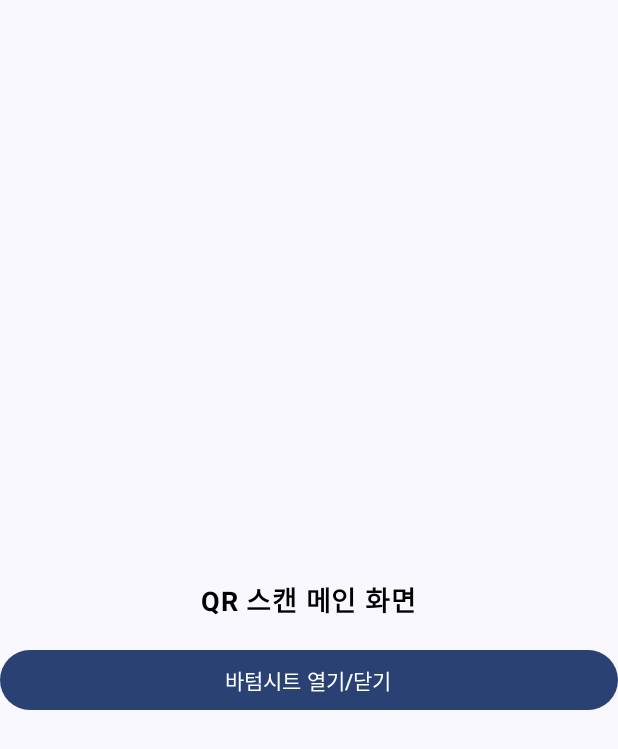
After one commit to isanghoony/Attendance_Android_2024, an Android app built with Jetpack Compose: the composable QrScanBottomSheet shown on its own in the app's theme, on a phone screen of 412 x 824 dp. The commit adds this screen. Shown: the top 749 px of the screen. Run offline under Robolectric (Android 15) with nearby library versions, the phone set to English and light mode, and no system bars; 5 statements that could not run were skipped.

Commit message:
modify bottom sheet

```diff
--- /dev/null
+++ b/app/src/main/java/com/ddd/attendance/ui/scanner/QrScanBottomSheet.kt
@@ -0,0 +1,119 @@
+package com.ddd.attendance.ui.scanner
+
+import androidx.compose.foundation.BorderStroke
+import androidx.compose.foundation.background
+import androidx.compose.foundation.layout.Arrangement
+import androidx.compose.foundation.layout.Column
+import androidx.compose.foundation.layout.Spacer
+import androidx.compose.foundation.layout.fillMaxSize
+import androidx.compose.foundation.layout.fillMaxWidth
+import androidx.compose.foundation.layout.height
+import androidx.compose.foundation.layout.padding
+import androidx.compose.foundation.shape.RoundedCornerShape
+import androidx.compose.material3.BottomSheetScaffold
+import androidx.compose.material3.BottomSheetScaffoldState
+import androidx.compose.material3.Button
+import androidx.compose.material3.Card
+import androidx.compose.material3.ExperimentalMaterial3Api
+import androidx.compose.material3.SheetValue
+import androidx.compose.material3.Text
+import androidx.compose.material3.rememberBottomSheetScaffoldState
+import androidx.compose.runtime.Composable
+import androidx.compose.runtime.rememberCoroutineScope
+import androidx.compose.ui.Alignment
+import androidx.compose.ui.Modifier
+import androidx.compose.ui.graphics.Color
+import androidx.compose.ui.text.font.FontWeight
+import androidx.compose.ui.unit.dp
+import androidx.compose.ui.unit.sp
+import kotlinx.coroutines.CoroutineScope
+import kotlinx.coroutines.launch
+
+
+@OptIn(ExperimentalMaterial3Api::class)
+@Composable
+fun QrScanBottomSheet() {
+    val scaffoldState = rememberBottomSheetScaffoldState()
+    val scope = rememberCoroutineScope()
+
+    val toggleBottomSheet = {
+        scope.launch {
+            val sheetState = scaffoldState.bottomSheetState
+            if (sheetState.isVisible) {
+                sheetState.hide()
+            } else {
+                sheetState.expand()
+            }
+        }
+    }
+
+    BottomSheetScaffold(
+        scaffoldState = scaffoldState,
+        sheetContent = {
+            BottomSheetContent() // 바텀시트 내부 콘텐츠
+        },
+        sheetPeekHeight = 0.dp // 바텀시트 닫혔을 때 높이
+    ) {
+        MainContent(onToggleBottomSheet = {
+
+        })
+    }
+}
+
+@Composable
+fun BottomSheetContent(
+    title: String = "바텀시트 콘텐츠",
+    description: String = "이곳에 추가 콘텐츠를 넣으세요."
+) {
+    Card(
+        shape = RoundedCornerShape(topStart = 20.dp, topEnd = 20.dp),
+        border = BorderStroke(1.dp, Color.Black),
+        modifier = Modifier.fillMaxWidth()
+    ) {
+        Column(
+            modifier = Modifier
+                .padding(horizontal = 20.dp, vertical = 16.dp)
+        ) {
+            Text(
+                text = title,
+                color = Color.Black,
+                fontWeight = FontWeight.W500,
+                fontSize = 16.sp
+            )
+            Spacer(modifier = Modifier.height(16.dp))
+            Text(
+                text = description,
+                color = Color.Gray,
+                fontWeight = FontWeight.Normal,
+                fontSize = 14.sp
+            )
+        }
+    }
+}
+
+@Composable
+fun MainContent(
+    onToggleBottomSheet: () -> Unit
+) {
+    Column(
+        modifier = Modifier
+            .fillMaxSize()
+            .padding(top = 40.dp),
+        verticalArrangement = Arrangement.Center,
+        horizontalAlignment = Alignment.CenterHorizontally
+    ) {
+        Text(
+            text = "QR 스캔 메인 화면",
+            fontWeight = FontWeight.Bold,
+            fontSize = 18.sp,
+            color = Color.Black
+        )
+        Spacer(modifier = Modifier.height(16.dp))
+        Button(
+            onClick = onToggleBottomSheet, // 바텀시트 열기/닫기 토글
+            modifier = Modifier.fillMaxWidth()
+        ) {
+            Text("바텀시트 열기/닫기")
+        }
+    }
+}
--- a/gradle/libs.versions.toml
+++ b/gradle/libs.versions.toml
@@ -15,6 +15,7 @@ okhttp3 = "5.0.0-alpha.14"
 googleHilt = "2.52"
 kotlinSerializationVersion = "1.7.1"
 hiltNavigationVersion = "1.2.0"
+material3 = "1.3.1"
 
 [libraries]
 androidx-core-ktx = { group = "androidx.core", name = "core-ktx", version.ref = "coreKtx" }
@@ -30,7 +31,7 @@ androidx-ui-tooling = { group = "androidx.compose.ui", name = "ui-tooling" }
 androidx-ui-tooling-preview = { group = "androidx.compose.ui", name = "ui-tooling-preview" }
 androidx-ui-test-manifest = { group = "androidx.compose.ui", name = "ui-test-manifest" }
 androidx-ui-test-junit4 = { group = "androidx.compose.ui", name = "ui-test-junit4" }
-androidx-material3 = { group = "androidx.compose.material3", name = "material3" }
+androidx-material3 = { group = "androidx.compose.material3", name = "material3", version.ref = "material3"}
 androidx-navigation-compose = { group = "androidx.navigation", name = "navigation-compose", version.ref = "androidxNavigation" }
 hilt-android = { group = "com.google.dagger", name = "hilt-android", version.ref = "googleHilt" }
 hilt-compiler = { group = "com.google.dagger", name = "hilt-compiler", version.ref = "googleHilt" }
```
Also changed, not shown: app/src/main/java/com/ddd/attendance/ui/main/screen/member/MemberScreen.kt (+25 -11 lines).
